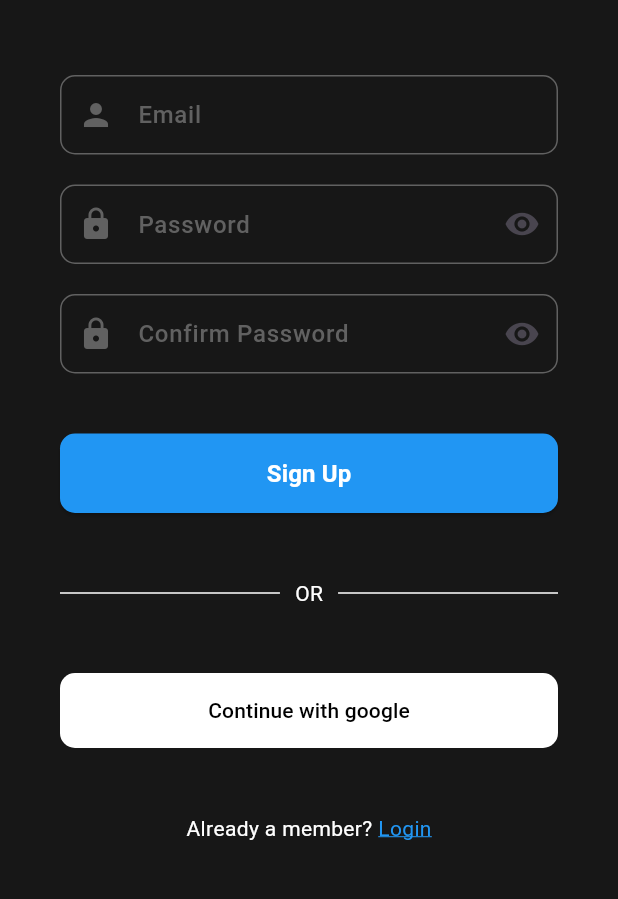
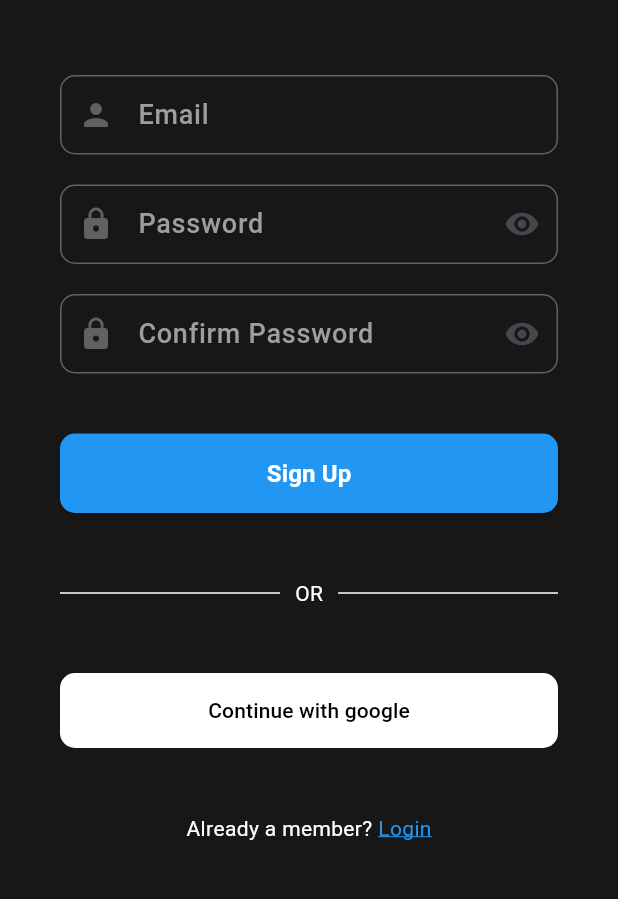
Before and after one commit to Kethankrk/event_mangement_app, a Flutter app: the SignupPage screen opened by its route, on a phone screen of 412 x 824 dp, the part 309-1208 px from its top. Run offline on Flutter 3.47's test engine with Material 3 defaults, Android fonts, the phone set to English and light mode, and no system bars; our stand-ins replace fluttertoast, google_sign_in, pin_code_fields.

Commit message:
feat: added error text theme and changed the color of label small

```diff
--- a/lib/utils/theme.dart
+++ b/lib/utils/theme.dart
@@ -16,7 +16,8 @@ final baseTheme = ThemeData(
     ),
     titleSmall: TextStyle(
         fontSize: 24.0, color: Colors.white, fontWeight: FontWeight.w400),
-    labelSmall: TextStyle(fontSize: 16, color: Color.fromARGB(255, 97, 97, 97)),
+    labelSmall:
+        TextStyle(fontSize: 18, color: Color.fromARGB(255, 158, 158, 158)),
     displaySmall: TextStyle(fontSize: 16, color: Colors.white),
   ),
 );
@@ -26,3 +27,7 @@ const hyperLinkTextTheme = TextStyle(
   decoration: TextDecoration.underline,
   decorationColor: Colors.blue,
 );
+
+const errorTextTheme = TextStyle(
+  color: Colors.red,
+);
```
